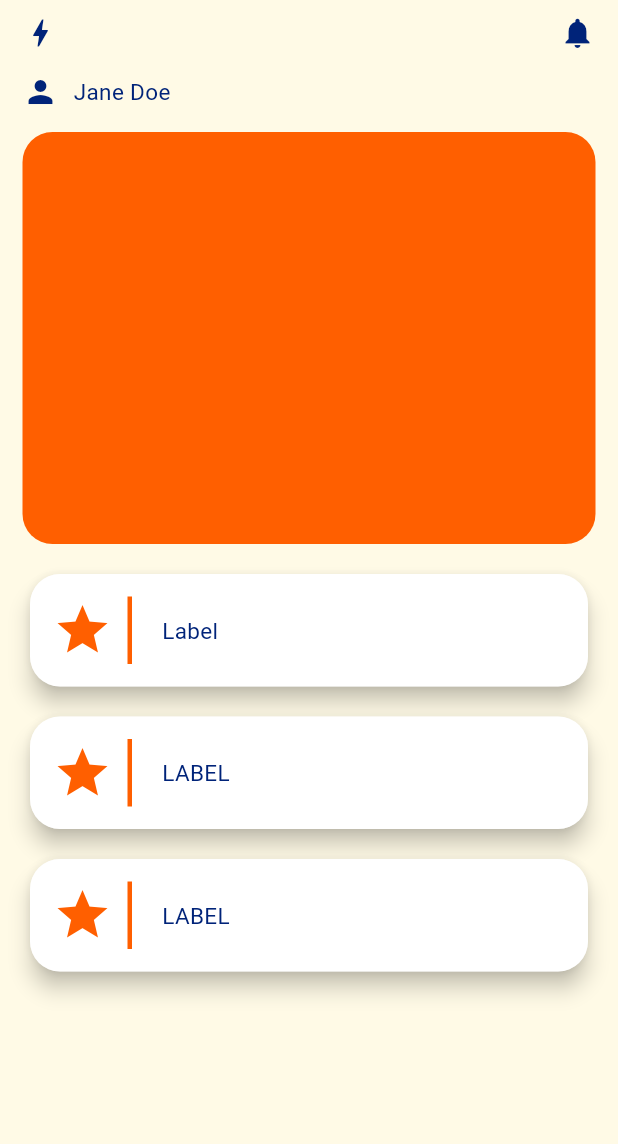
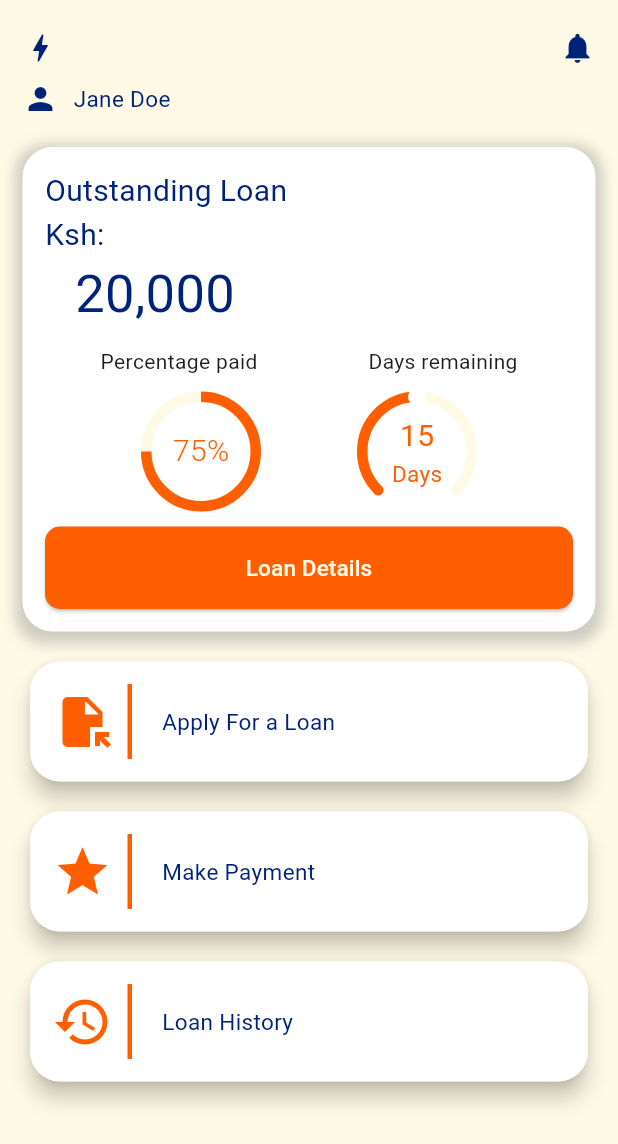
Before and after one commit to gmulonga/quicloan, a Flutter app: the Dashboard screen opened directly, on a phone screen of 412 x 824 dp. Shown: the top 1144 px of the screen. Run offline on Flutter 3.47's test engine with Material 3 defaults, Android fonts, the phone set to English and light mode, and no system bars; drawn by our look-alikes of dashed_circular_progress_bar.

Commit message:
build: adding progress bars

```diff
--- /dev/null
+++ b/lib/Components/ProgressBars.dart
@@ -0,0 +1,96 @@
+import 'package:flutter/material.dart';
+import 'package:dashed_circular_progress_bar/dashed_circular_progress_bar.dart';
+import 'package:quicloan/Contstants.dart';
+
+class ProgressBars extends StatelessWidget {
+  final double percentageValue;
+  final double daysProgress;
+  final double maxDays;
+
+  ProgressBars({
+    required this.percentageValue,
+    required this.daysProgress,
+    required this.maxDays,
+  });
+
+  @override
+  Widget build(BuildContext context) {
+    return Row(
+      mainAxisAlignment: MainAxisAlignment.spaceEvenly,
+      children: [
+        SizedBox(
+          width: 80,
+          height: 80,
+          child: DashedCircularProgressBar.aspectRatio(
+            aspectRatio: 1, // width ÷ height
+            valueNotifier: ValueNotifier(percentageValue),
+            progress: percentageValue,
+            maxProgress: 100,
+            corners: StrokeCap.butt,
+            foregroundColor: kOrange,
+            backgroundColor: kCream,
+            foregroundStrokeWidth: 7,
+            backgroundStrokeWidth: 7,
+            animation: true,
+            child: Center(
+              child: ValueListenableBuilder(
+                valueListenable: ValueNotifier(percentageValue),
+                builder: (_, double value, __) => Text(
+                  '${value.toInt()}%',
+                  style: TextStyle(
+                    color: kOrange,
+                    fontWeight: FontWeight.w300,
+                    fontSize: 20,
+                  ),
+                ),
+              ),
+            ),
+          ),
+        ),
+        SizedBox(
+          width: 80,
+          height: 80,
+          child: DashedCircularProgressBar.aspectRatio(
+            aspectRatio: 1,
+            valueNotifier: ValueNotifier(daysProgress / maxDays * 100),
+            progress: daysProgress,
+            maxProgress: maxDays,
+            startAngle: 225,
+            sweepAngle: 270,
+            foregroundColor: kOrange,
+            backgroundColor: kCream,
+            foregroundStrokeWidth: 7,
+            backgroundStrokeWidth: 7,
+            animation: true,
+            seekSize: 6,
+            seekColor: kWhite,
+            child: Center(
+              child: ValueListenableBuilder(
+                valueListenable: ValueNotifier(daysProgress / maxDays * 100),
+                builder: (_, double value, __) => Column(
+                  mainAxisSize: MainAxisSize.min,
+                  children: [
+                    Text(
+                      '${daysProgress.toInt()}',
+                      style: TextStyle(
+                        color: kOrange,
+                        fontSize: 20,
+                      ),
+                    ),
+                    Text(
+                      'Days',
+                      style: TextStyle(
+                        color: kOrange,
+                        fontSize: 15,
+                      ),
+                    ),
+                  ],
+                ),
+              ),
+            ),
+          ),
+        ),
+      ],
+    );
+  }
+}
--- a/lib/Components/ReusableCard.dart
+++ b/lib/Components/ReusableCard.dart
@@ -51,7 +51,7 @@ class ReusableCard extends StatelessWidget {
                     child: Row(
                       children: [
                         Icon(
-                          Icons.star,
+                          icon,
                           size: 40,
                           color: kOrange,
                         ),
@@ -59,7 +59,7 @@ class ReusableCard extends StatelessWidget {
                           width: 10,
                         ),
                         Container(
-                          height: 45,
+                          height: 50,
                           width: 3,
                           color: kOrange,
                         ),
--- a/lib/Contstants.dart
+++ b/lib/Contstants.dart
@@ -7,5 +7,6 @@ const kWhite = Color(0xFFFFFFFF);
 const kLightOrange = Color(0xFFFFBE98);
 
 const kLightThemeText = TextStyle(color: kNavyBlue, fontSize: 15);
+const kDarkThemeText = TextStyle(color: kWhite, fontSize: 15);
 
 const double kNormalFontSize = 15;
--- a/lib/Screens/Dashboard.dart
+++ b/lib/Screens/Dashboard.dart
@@ -2,6 +2,8 @@ import 'package:flutter/material.dart';
 import 'package:quicloan/Contstants.dart';
 import 'package:quicloan/Components/ReusableCard.dart';
 import 'package:quicloan/Screens/Userscreen.dart';
+import 'package:quicloan/Components/CustomButton.dart';
+import 'package:quicloan/Components/ProgressBars.dart';
 
 class Dashboard extends StatefulWidget {
   @override
@@ -11,18 +13,15 @@ class Dashboard extends StatefulWidget {
 class _DashboardState extends State<Dashboard> {
   @override
   Widget build(BuildContext context) {
-    double screenWidth = MediaQuery.of(context).size.width;
-    double screenHeight = MediaQuery.of(context).size.height;
-
     return Scaffold(
-        backgroundColor: kCream,
-        body: SafeArea(
-            child: ListView(
+      backgroundColor: kCream,
+      body: SafeArea(
+        child: ListView(
           children: [
             Column(
               children: [
                 Padding(
-                  padding: EdgeInsets.symmetric(horizontal: 15, vertical: 10),
+                  padding: EdgeInsets.only(top: 20, left: 15, right: 15),
                   child: Row(
                     mainAxisAlignment: MainAxisAlignment.spaceBetween,
                     children: [
@@ -38,7 +37,7 @@ class _DashboardState extends State<Dashboard> {
                   ),
                 ),
                 Padding(
-                  padding: EdgeInsets.symmetric(horizontal: 15, vertical: 5),
+                  padding: EdgeInsets.symmetric(horizontal: 15, vertical: 10),
                   child: Row(
                     children: [
                       Icon(
@@ -58,29 +57,101 @@ class _DashboardState extends State<Dashboard> {
                 Padding(
                   padding: EdgeInsets.symmetric(horizontal: 15, vertical: 10),
                   child: Container(
-                    height: screenHeight / 3,
+                    width: double.infinity,
                     decoration: BoxDecoration(
-                        borderRadius: BorderRadius.circular(20),
-                        color: kOrange),
+                      borderRadius: BorderRadius.circular(20),
+                      color: kWhite,
+                      boxShadow: [
+                        BoxShadow(
+                          color: Colors.grey.withOpacity(0.5),
+                          spreadRadius: 5,
+                          blurRadius: 7,
+                          offset: Offset(0, 3), // changes position of shadow
+                        ),
+                      ],
+                    ),
+                    child: Padding(
+                      padding: EdgeInsets.all(15),
+                      child: Column(
+                        crossAxisAlignment: CrossAxisAlignment.stretch,
+                        children: [
+                          Text(
+                            'Outstanding Loan',
+                            style: TextStyle(
+                              color: kNavyBlue,
+                              fontSize: 20,
+                            ),
+                          ),
+                          Text(
+                            'Ksh:',
+                            style: TextStyle(
+                              fontSize: 20,
+                              color: kNavyBlue,
+                            ),
+                          ),
+                          Row(
+                            children: [
+                              SizedBox(
+                                width: 20,
+                              ),
+                              Text(
+                                '20,000',
+                                style:
+                                    TextStyle(color: kNavyBlue, fontSize: 35),
+                              )
+                            ],
+                          ),
+                          Padding(
+                            padding: EdgeInsets.symmetric(vertical: 10),
+                            child: Row(
+                              mainAxisAlignment: MainAxisAlignment.spaceAround,
+                              children: [
+                                Text('Percentage paid'),
+                                Text('Days remaining')
+                              ],
+                            ),
+                          ),
+                          ProgressBars(
+                            percentageValue: 75,
+                            daysProgress: 15,
+                            maxDays: 30,
+                          ),
+                          SizedBox(
+                            height: 10,
+                          ),
+                          CustomButton(
+                              callBackFunction: () {
+                                Navigator.push(
+                                  context,
+                                  MaterialPageRoute(
+                                      builder: (context) => Userspage()),
+                                );
+                              },
+                              label: 'Loan Details',
+                              bgColor: kOrange,
+                              txtColor: kCream)
+                        ],
+                      ),
+                    ),
                   ),
                 ),
                 ReusableCard(
-                  label: 'Label',
-                  icon: Icons.add,
+                  label: 'Apply For a Loan',
+                  icon: Icons.file_open,
                   onButtonPressed: () {
                     return Userspage();
                   },
                 ),
                 ReusableCard(
-                  label: 'LABEL',
-                  icon: Icons.add,
+                  label: 'Make Payment',
+                  icon: Icons.star,
                   onButtonPressed: () {
                     return Userspage();
                   },
                 ),
                 ReusableCard(
-                  label: 'LABEL',
-                  icon: Icons.add,
+                  label: 'Loan History',
+                  icon: Icons.history,
                   onButtonPressed: () {
                     return Userspage();
                   },
@@ -88,6 +159,8 @@ class _DashboardState extends State<Dashboard> {
               ],
             ),
           ],
-        )));
+        ),
+      ),
+    );
   }
 }
--- a/pubspec.yaml
+++ b/pubspec.yaml
@@ -28,6 +28,7 @@ dependencies:
 
   animations: ^2.0.10
   cupertino_icons: ^1.0.6
+  dashed_circular_progress_bar: ^0.0.6
 
 
 dev_dependencies:
```
Also changed, not shown: pubspec.lock.
